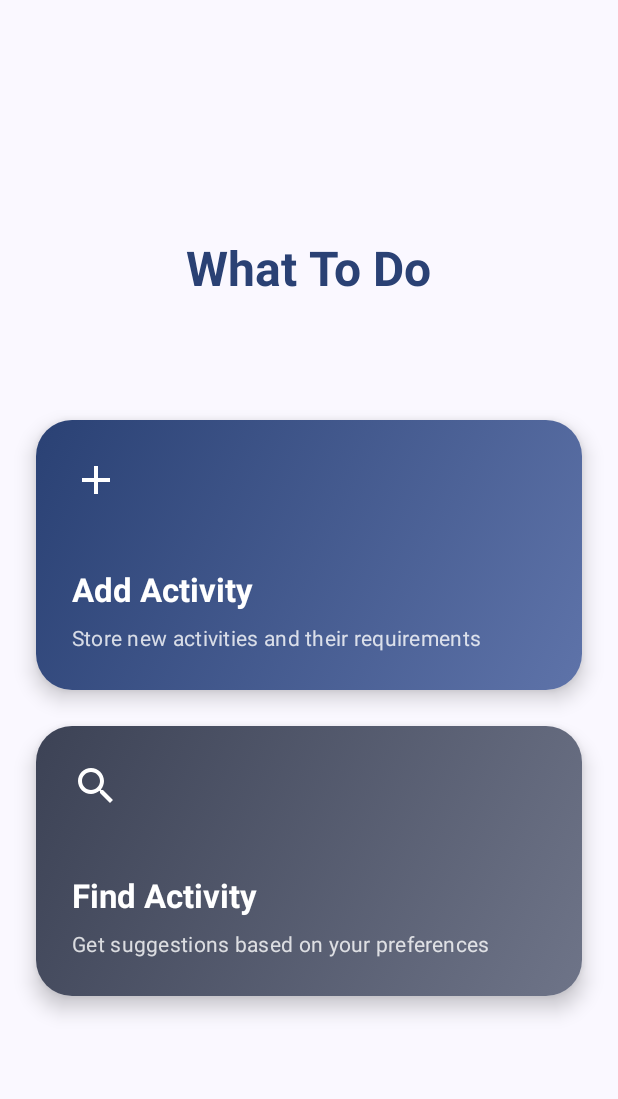
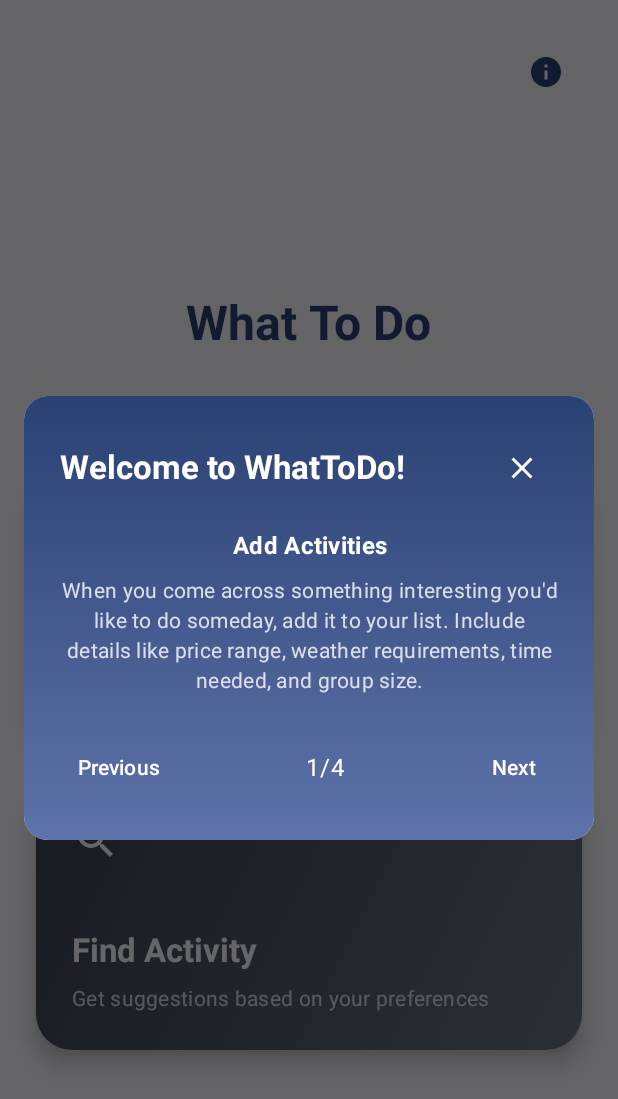
Before and after one commit to mattcolo01/WhatToDo, an Android app built with Jetpack Compose: the screen it shows after launch (MainActivity), on a phone screen of 412 x 824 dp. Shown: the top 1099 px of the screen. Run offline under Robolectric (Android 15) with nearby library versions, the phone set to English and light mode, and no system bars.

Commit message:
Tutorial

```diff
--- a/app/src/main/java/com/colombo/whattodo/MainActivity.kt
+++ b/app/src/main/java/com/colombo/whattodo/MainActivity.kt
@@ -1,6 +1,7 @@
 package com.colombo.whattodo
 
 import android.content.Intent
+import android.content.SharedPreferences
 import android.os.Bundle
 import androidx.activity.ComponentActivity
 import androidx.activity.compose.setContent
@@ -8,29 +9,14 @@ import androidx.compose.animation.core.Spring
 import androidx.compose.animation.core.animateFloatAsState
 import androidx.compose.animation.core.spring
 import androidx.compose.foundation.background
-import androidx.compose.foundation.layout.Arrangement
-import androidx.compose.foundation.layout.Box
-import androidx.compose.foundation.layout.Column
-import androidx.compose.foundation.layout.Spacer
-import androidx.compose.foundation.layout.fillMaxSize
-import androidx.compose.foundation.layout.fillMaxWidth
-import androidx.compose.foundation.layout.height
-import androidx.compose.foundation.layout.padding
-import androidx.compose.foundation.layout.size
+import androidx.compose.foundation.layout.*
 import androidx.compose.foundation.shape.RoundedCornerShape
 import androidx.compose.material.icons.Icons
 import androidx.compose.material.icons.filled.Add
+import androidx.compose.material.icons.filled.Info
 import androidx.compose.material.icons.filled.Search
-import androidx.compose.material3.Card
-import androidx.compose.material3.CardDefaults
-import androidx.compose.material3.Icon
-import androidx.compose.material3.MaterialTheme
-import androidx.compose.material3.Surface
-import androidx.compose.material3.Text
-import androidx.compose.runtime.Composable
-import androidx.compose.runtime.getValue
-import androidx.compose.runtime.mutableStateOf
-import androidx.compose.runtime.remember
+import androidx.compose.material3.*
+import androidx.compose.runtime.*
 import androidx.compose.ui.Alignment
 import androidx.compose.ui.Modifier
 import androidx.compose.ui.draw.scale
@@ -40,21 +26,41 @@ import androidx.compose.ui.res.stringResource
 import androidx.compose.ui.text.font.FontWeight
 import androidx.compose.ui.unit.dp
 import com.colombo.whattodo.R
+import com.colombo.whattodo.ui.TutorialModal
 import com.colombo.whattodo.ui.theme.WhatToDoTheme
 
 class MainActivity : ComponentActivity() {
+    private lateinit var sharedPreferences: SharedPreferences
+
     override fun onCreate(savedInstanceState: Bundle?) {
         super.onCreate(savedInstanceState)
+        sharedPreferences = getSharedPreferences("app_preferences", MODE_PRIVATE)
+
         setContent {
             WhatToDoTheme {
+                var showTutorial by remember { mutableStateOf(false) }
+
+                // Show tutorial on first launch
+                LaunchedEffect(Unit) {
+                    if (sharedPreferences.getBoolean("first_launch", true)) {
+                        showTutorial = true
+                        sharedPreferences.edit().putBoolean("first_launch", false).apply()
+                    }
+                }
+
                 Surface(
                     modifier = Modifier.fillMaxSize(),
                     color = MaterialTheme.colorScheme.background
                 ) {
                     HomeScreen(
                         onAddThingClick = { startActivity(Intent(this, AddThingActivity::class.java)) },
-                        onFindThingClick = { startActivity(Intent(this, FindThingActivity::class.java)) }
+                        onFindThingClick = { startActivity(Intent(this, FindThingActivity::class.java)) },
+                        onHelpClick = { showTutorial = true }
                     )
+                }
+
+                if (showTutorial) {
+                    TutorialModal(onDismiss = { showTutorial = false })
                 }
             }
         }
@@ -64,7 +70,8 @@ class MainActivity : ComponentActivity() {
 @Composable
 fun HomeScreen(
     onAddThingClick: () -> Unit,
-    onFindThingClick: () -> Unit
+    onFindThingClick: () -> Unit,
+    onHelpClick: () -> Unit
 ) {
     Column(
         modifier = Modifier
@@ -73,6 +80,19 @@ fun HomeScreen(
         verticalArrangement = Arrangement.spacedBy(24.dp),
         horizontalAlignment = Alignment.CenterHorizontally
     ) {
+        Row(
+            modifier = Modifier.fillMaxWidth(),
+            horizontalArrangement = Arrangement.End
+        ) {
+            IconButton(onClick = onHelpClick) {
+                Icon(
+                    imageVector = Icons.Default.Info,
+                    contentDescription = stringResource(R.string.help),
+                    tint = MaterialTheme.colorScheme.primary
+                )
+            }
+        }
+
         Spacer(modifier = Modifier.weight(1f))
 
         Text(
--- /dev/null
+++ b/app/src/main/java/com/colombo/whattodo/ui/TutorialModal.kt
@@ -0,0 +1,162 @@
+package com.colombo.whattodo.ui
+
+import androidx.compose.foundation.background
+import androidx.compose.foundation.layout.*
+import androidx.compose.foundation.shape.RoundedCornerShape
+import androidx.compose.material.icons.Icons
+import androidx.compose.material.icons.filled.Close
+import androidx.compose.material3.*
+import androidx.compose.runtime.*
+import androidx.compose.ui.Alignment
+import androidx.compose.ui.Modifier
+import androidx.compose.ui.graphics.Brush
+import androidx.compose.ui.graphics.Color
+import androidx.compose.ui.res.stringResource
+import androidx.compose.ui.text.font.FontWeight
+import androidx.compose.ui.text.style.TextAlign
+import androidx.compose.ui.unit.dp
+import androidx.compose.ui.window.Dialog
+import com.colombo.whattodo.R
+
+@Composable
+fun TutorialModal(
+    onDismiss: () -> Unit
+) {
+    var currentStep by remember { mutableStateOf(0) }
+    val totalSteps = 4
+
+    Dialog(onDismissRequest = onDismiss) {
+        Card(
+            modifier = Modifier
+                .fillMaxWidth()
+                .padding(16.dp),
+            shape = RoundedCornerShape(16.dp)
+        ) {
+            Column(
+                modifier = Modifier
+                    .fillMaxWidth()
+                    .background(
+                        brush = Brush.verticalGradient(
+                            colors = listOf(
+                                MaterialTheme.colorScheme.primary,
+                                MaterialTheme.colorScheme.primaryContainer
+                            )
+                        )
+                    )
+                    .padding(24.dp),
+                horizontalAlignment = Alignment.CenterHorizontally
+            ) {
+                // Header
+                Row(
+                    modifier = Modifier.fillMaxWidth(),
+                    horizontalArrangement = Arrangement.SpaceBetween,
+                    verticalAlignment = Alignment.CenterVertically
+                ) {
+                    Text(
+                        text = stringResource(R.string.tutorial_title),
+                        style = MaterialTheme.typography.titleLarge,
+                        fontWeight = FontWeight.Bold,
+                        color = MaterialTheme.colorScheme.onPrimary
+                    )
+                    IconButton(onClick = onDismiss) {
+                        Icon(
+                            imageVector = Icons.Default.Close,
+                            contentDescription = stringResource(R.string.close),
+                            tint = MaterialTheme.colorScheme.onPrimary
+                        )
+                    }
+                }
+
+                Spacer(modifier = Modifier.height(16.dp))
+
+                // Content
+                when (currentStep) {
+                    0 -> TutorialStep(
+                        title = stringResource(R.string.tutorial_step1_title),
+                        description = stringResource(R.string.tutorial_step1_description)
+                    )
+                    1 -> TutorialStep(
+                        title = stringResource(R.string.tutorial_step2_title),
+                        description = stringResource(R.string.tutorial_step2_description)
+                    )
+                    2 -> TutorialStep(
+                        title = stringResource(R.string.tutorial_step3_title),
+                        description = stringResource(R.string.tutorial_step3_description)
+                    )
+                    3 -> TutorialStep(
+                        title = stringResource(R.string.tutorial_step4_title),
+                        description = stringResource(R.string.tutorial_step4_description)
+                    )
+                }
+
+                Spacer(modifier = Modifier.height(24.dp))
+
+                // Navigation
+                Row(
+                    modifier = Modifier.fillMaxWidth(),
+                    horizontalArrangement = Arrangement.SpaceBetween,
+                    verticalAlignment = Alignment.CenterVertically
+                ) {
+                    TextButton(
+                        onClick = { if (currentStep > 0) currentStep-- },
+                        enabled = currentStep > 0
+                    ) {
+                        Text(
+                            text = stringResource(R.string.previous),
+                            color = MaterialTheme.colorScheme.onPrimary
+                        )
+                    }
+
+                    Text(
+                        text = "${currentStep + 1}/$totalSteps",
+                        color = MaterialTheme.colorScheme.onPrimary
+                    )
+
+                    TextButton(
+                        onClick = {
+                            if (currentStep < totalSteps - 1) {
+                                currentStep++
+                            } else {
+                                onDismiss()
+                            }
+                        }
+                    ) {
+                        Text(
+                            text = if (currentStep < totalSteps - 1) {
+                                stringResource(R.string.next)
+                            } else {
+                                stringResource(R.string.finish)
+                            },
+                            color = MaterialTheme.colorScheme.onPrimary
+                        )
+                    }
+                }
+            }
+        }
+    }
+}
+
+@Composable
+private fun TutorialStep(
+    title: String,
+    description: String
+) {
+    Column(
+        horizontalAlignment = Alignment.CenterHorizontally,
+        verticalArrangement = Arrangement.spacedBy(8.dp)
+    ) {
+        Text(
+            text = title,
+            style = MaterialTheme.typography.titleMedium,
+            fontWeight = FontWeight.Bold,
+            color = MaterialTheme.colorScheme.onPrimary,
+            textAlign = TextAlign.Center
+        )
+        Text(
+            text = description,
+            style = MaterialTheme.typography.bodyMedium,
+            color = MaterialTheme.colorScheme.onPrimary.copy(alpha = 0.8f),
+            textAlign = TextAlign.Center
+        )
+    }
+}
--- a/app/src/main/res/values/strings.xml
+++ b/app/src/main/res/values/strings.xml
@@ -32,4 +32,18 @@
     <string name="delete">Delete</string>
     <string name="cancel">Cancel</string>
     <string name="what_would_you_like_to_do">What would you like to do today?</string>
+    <string name="tutorial_title">Welcome to WhatToDo!</string>
+    <string name="tutorial_step1_title">Add Activities</string>
+    <string name="tutorial_step1_description">When you come across something interesting you\'d like to do someday, add it to your list. Include details like price range, weather requirements, time needed, and group size.</string>
+    <string name="tutorial_step2_title">Find Activities</string>
+    <string name="tutorial_step2_description">When you have free time and want to do something, use the Find Activity feature. Set your current conditions (budget, weather, time available, group size) to get perfect matches.</string>
+    <string name="tutorial_step3_title">Activity Details</string>
+    <string name="tutorial_step3_description">Each activity has specific requirements:\n• Price Range: Free, Cheap, Moderate, or Expensive\n• Weather: Rainy, Cloudy, or Sunny\n• Time Required: Quick, Half Day, or Full Day\n• Group Size: One, Two, Small Group, or Large Group</string>
+    <string name="tutorial_step4_title">Perfect Matches</string>
+    <string name="tutorial_step4_description">The app will show you activities that match your current conditions. Activities with mismatched requirements will be highlighted, so you can decide if you want to adjust your plans.</string>
+    <string name="previous">Previous</string>
+    <string name="next">Next</string>
+    <string name="finish">Finish</string>
+    <string name="close">Close</string>
+    <string name="help">Help</string>
 </resources>
```
Also changed, not shown: 9 other files.
